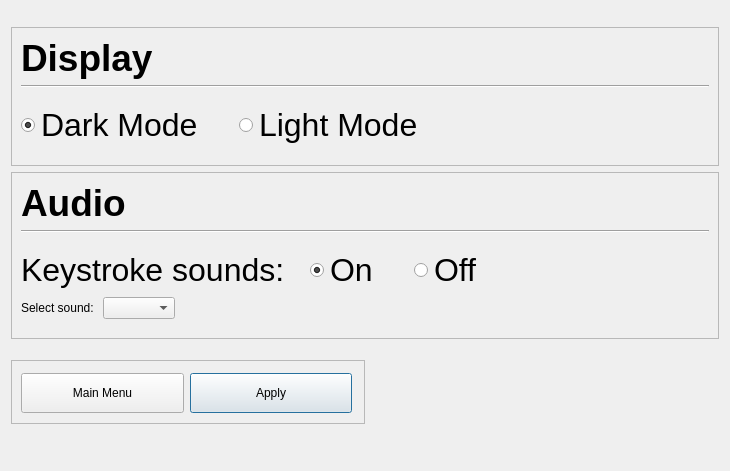
Qt form speed-typer/source_ui/settingsWindow.ui (Rolv-Apneseth/ps-typer) before a commit.
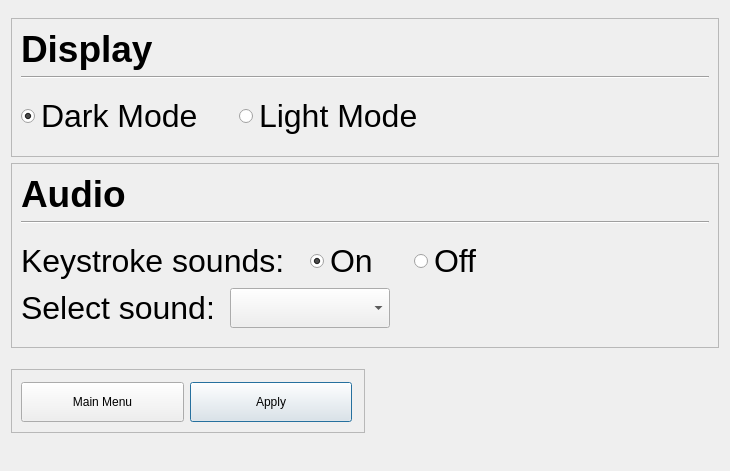
The same form after that commit.

Commit message: Adjusted sizing of select sound combo box

Patch:
```diff
--- a/speed-typer/source_ui/settingsWindow.ui
+++ b/speed-typer/source_ui/settingsWindow.ui
@@ -311,13 +311,46 @@
         </property>
         <item>
          <widget class="QLabel" name="labelSelectSound">
+          <property name="font">
+           <font>
+            <pointsize>24</pointsize>
+            <weight>50</weight>
+            <bold>false</bold>
+           </font>
+          </property>
           <property name="text">
            <string>Select sound: </string>
           </property>
          </widget>
         </item>
         <item>
-         <widget class="QComboBox" name="comboSelectSound"/>
+         <widget class="QComboBox" name="comboSelectSound">
+          <property name="sizePolicy">
+           <sizepolicy hsizetype="Expanding" vsizetype="Fixed">
+            <horstretch>0</horstretch>
+            <verstretch>0</verstretch>
+           </sizepolicy>
+          </property>
+          <property name="minimumSize">
+           <size>
+            <width>0</width>
+            <height>40</height>
+           </size>
+          </property>
+         </widget>
+        </item>
+        <item>
+         <spacer name="horizontalSpacer_8">
+          <property name="orientation">
+           <enum>Qt::Horizontal</enum>
+          </property>
+          <property name="sizeHint" stdset="0">
+           <size>
+            <width>40</width>
+            <height>20</height>
+           </size>
+          </property>
+         </spacer>
         </item>
         <item>
          <spacer name="horizontalSpacer_7">
```
The commit also changes 1 other file.
